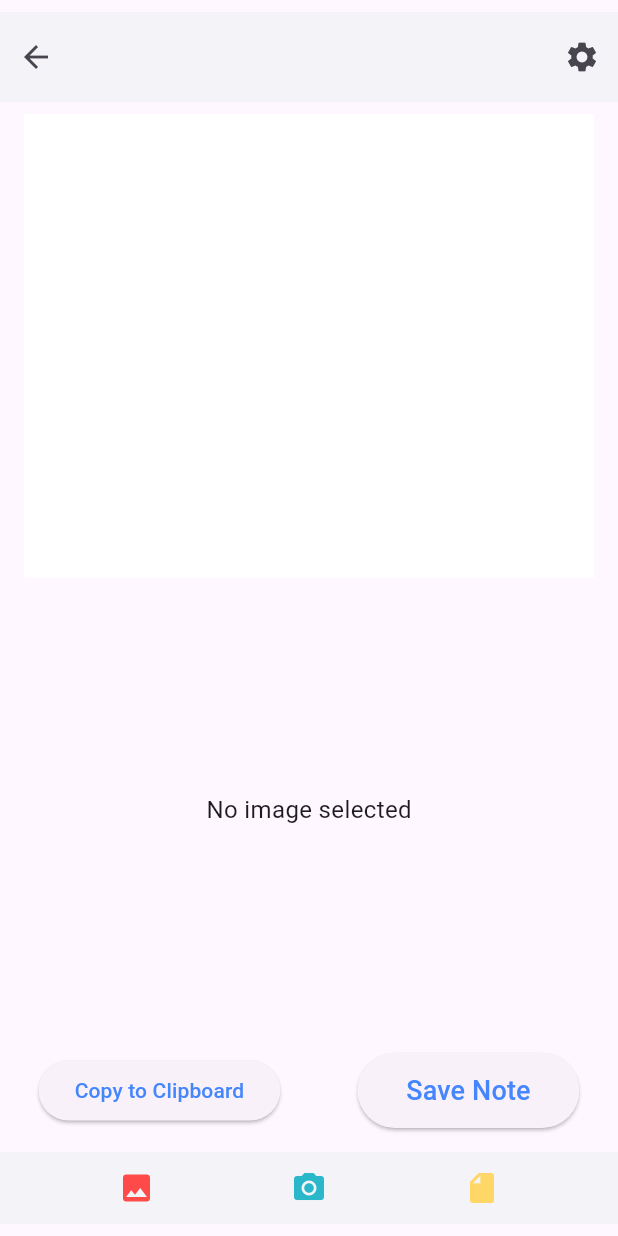
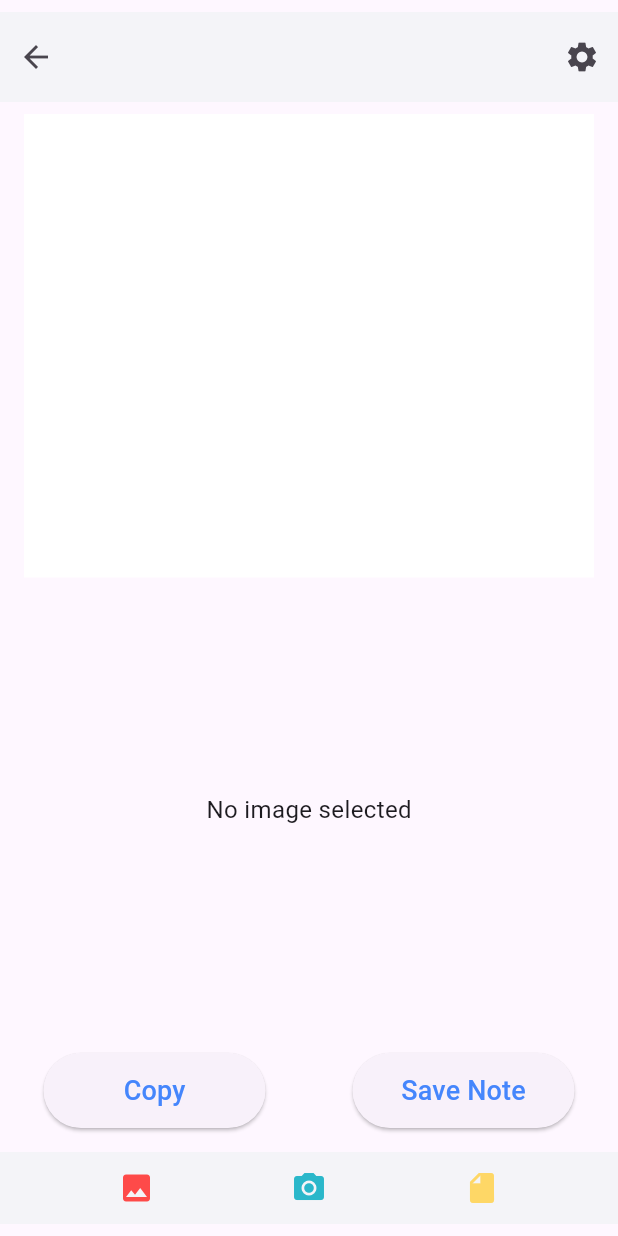
Before and after one commit to colecrawley/ocr_project, a Flutter app: the Home screen opened directly, on a phone screen of 412 x 824 dp. Run offline on Flutter 3.47's test engine with Material 3 defaults, Android fonts, the light colour scheme and no system bars; our stand-ins replace get, image_picker, photo_view; missing offline and left inert: google_ml_kit.

Commit message:
fixed some button changes

```diff
--- a/android_studio_ocr_project/lib/home.dart
+++ b/android_studio_ocr_project/lib/home.dart
@@ -3,15 +3,15 @@ import 'package:flutter/material.dart';
 import 'package:image_picker/image_picker.dart';
 import 'package:google_ml_kit/google_ml_kit.dart';
 import 'settings_button.dart'; // Import the Settings screen
-import 'phone_gallery.dart'; // Import the bottom left button
-import 'camera.dart'; // Import the bottom middle button
-import 'start_menu.dart'; // Import the StartMenu screen
+// Import the bottom left button
+// Import the bottom middle button
+// Import the StartMenu screen
 import 'saved_notes.dart'; // Import the bottom right button
 import 'save_button.dart';
 import 'photo_grid.dart';
 
 class Home extends StatefulWidget {
-  const Home({Key? key}) : super(key: key);
+  const Home({super.key});
 
   @override
   _HomeState createState() => _HomeState();
@@ -70,7 +70,7 @@ class _HomeState extends State<Home> {
             // Add vertical padding
             child: Container(
               height: 60,
-              color: Color(0xFFF4F4F8), // Top bar color using hex code
+              color: const Color(0xFFF4F4F8), // Top bar color using hex code
               child: Row(
                 mainAxisAlignment: MainAxisAlignment.spaceBetween,
                 children: [
@@ -79,7 +79,7 @@ class _HomeState extends State<Home> {
                       Navigator.pop(
                           context); // Navigate back to the previous screen
                     },
-                    icon: Icon(Icons.arrow_back),
+                    icon: const Icon(Icons.arrow_back),
                   ),
                   IconButton(
                     onPressed: () {
@@ -90,7 +90,7 @@ class _HomeState extends State<Home> {
                             builder: (context) => const Settings()),
                       );
                     },
-                    icon: Icon(Icons.settings),
+                    icon: const Icon(Icons.settings),
                   ),
                 ],
               ),
@@ -135,7 +135,7 @@ class _HomeState extends State<Home> {
                       child: Center(
                         child: image != null
                             ? null
-                            : Text(
+                            : const Text(
                           'No image selected',
                           style: TextStyle(fontSize: 16),
                         ),
@@ -153,7 +153,7 @@ class _HomeState extends State<Home> {
               mainAxisAlignment: MainAxisAlignment.spaceEvenly,
               children: [
                 SavedNotesButton(result: result),
-                SizedBox(width: 16), // Add spacing between buttons
+                const SizedBox(width: 16), // Add spacing between buttons
                 SaveButton(image: image),
               ],
             ),
@@ -163,7 +163,7 @@ class _HomeState extends State<Home> {
             padding: const EdgeInsets.symmetric(vertical: 8.0),
             // Add vertical padding
             child: Container(
-              color: Color(0xFFF4F4F8), // Bottom bar color using hex code
+              color: const Color(0xFFF4F4F8), // Bottom bar color using hex code
               child: Row(
                 mainAxisAlignment: MainAxisAlignment.spaceEvenly,
                 children: [
--- a/android_studio_ocr_project/lib/image_viewer.dart
+++ b/android_studio_ocr_project/lib/image_viewer.dart
@@ -4,7 +4,7 @@ import 'package:photo_view/photo_view.dart';
 class ImageViewer extends StatelessWidget {
   final ImageProvider imageProvider;
 
-  const ImageViewer({required this.imageProvider, Key? key}) : super(key: key);
+  const ImageViewer({required this.imageProvider, super.key});
 
   @override
   Widget build(BuildContext context) {
@@ -13,7 +13,7 @@ class ImageViewer extends StatelessWidget {
       body: Center(
         child: PhotoView(
           imageProvider: imageProvider,
-          backgroundDecoration: BoxDecoration(color: Colors.black),
+          backgroundDecoration: const BoxDecoration(color: Colors.black),
         ),
       ),
     );
--- a/android_studio_ocr_project/lib/notes_folder.dart
+++ b/android_studio_ocr_project/lib/notes_folder.dart
@@ -1,10 +1,8 @@
-import 'dart:io';
 import 'package:flutter/material.dart';
-import 'package:path_provider/path_provider.dart';
 import 'photo_grid.dart'; // Import PhotoGrid widget
 
 class ViewFolder extends StatelessWidget {
-  const ViewFolder({Key? key}) : super(key: key);
+  const ViewFolder({super.key});
 
   @override
   Widget build(BuildContext context) {
--- a/android_studio_ocr_project/lib/save_button.dart
+++ b/android_studio_ocr_project/lib/save_button.dart
@@ -23,7 +23,7 @@ class SaveButton extends StatelessWidget {
           }
         },
         style: ButtonStyle(
-          foregroundColor: MaterialStateProperty.all<Color>(Color(0xFF4586FC)), // Setting text color
+          foregroundColor: MaterialStateProperty.all<Color>(const Color(0xFF4586FC)), // Setting text color
         ),
         child: const SizedBox(
           width: 100, // Adjust width as needed
--- a/android_studio_ocr_project/lib/saved_notes.dart
+++ b/android_studio_ocr_project/lib/saved_notes.dart
@@ -4,7 +4,7 @@ import 'package:flutter/services.dart';
 class SavedNotesButton extends StatelessWidget {
   final String result;
 
-  const SavedNotesButton({required this.result, Key? key}) : super(key: key);
+  const SavedNotesButton({required this.result, super.key});
 
   @override
   Widget build(BuildContext context) {
@@ -18,9 +18,18 @@ class SavedNotesButton extends StatelessWidget {
             const SnackBar(content: Text('Text copied to clipboard')),
           );
         },
-        child: const Text(
-          'Copy to Clipboard',
-          style: TextStyle(color: Color(0xFF4586FC)), // Setting text color
+        style: ButtonStyle(
+          foregroundColor: MaterialStateProperty.all<Color>(const Color(0xFF4586FC)),
+        ),
+        child: const SizedBox(
+          width: 100,
+          height: 50,
+          child: Center(
+            child: Text(
+              'Copy',
+              style: TextStyle(fontSize: 18),
+            ),
+          ),
         ),
       ),
     );
```
Also changed, not shown: android_studio_ocr_project/lib/photo_grid.dart (+4 -4 lines), android_studio_ocr_project/lib/start_menu.dart (+7 -7 lines), 1 other file.
